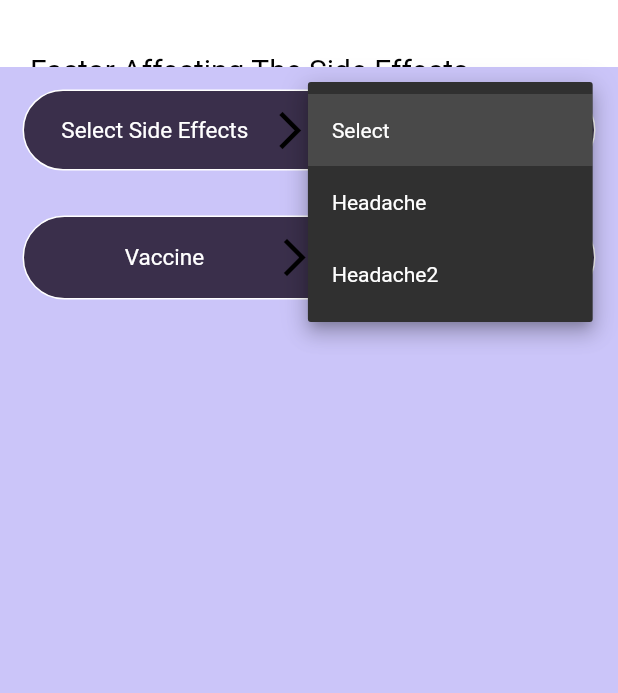
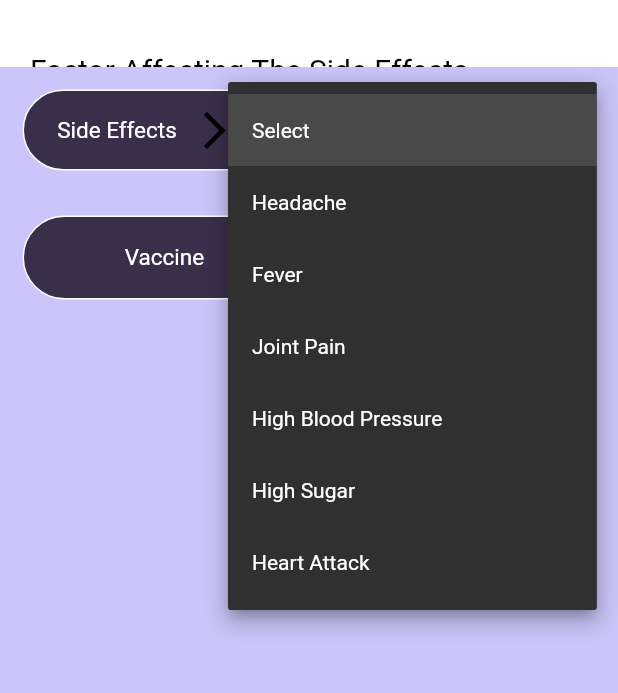
Before and after one commit to Rwishwajith/The-Shield, a Flutter app: the FactorAffectionScreen screen opened directly, after a tap on "Select", on a phone screen of 412 x 824 dp, the part 143-836 px from its top. Run offline on Flutter 3.47's test engine with Material 2 defaults, Android fonts, the phone set to English and light mode, and no system bars; our stand-ins replace cloud_firestore, firebase_auth, firebase_core, fl_chart, flutter_rating_bar, font_awesome_flutter and 6 more; missing offline and left inert: flutter_facebook_auth, is_first_run; accounts and stored records are empty.

Commit message:
Fixed Issues

```diff
--- a/the_shield/lib/main_menu/future_predictions/future_prediction.dart
+++ b/the_shield/lib/main_menu/future_predictions/future_prediction.dart
@@ -104,7 +104,7 @@ class _FuturePredictionScreenState
                               child: Column(
                                 children: [
                                   Padding(
-                                    padding: const EdgeInsets.only(top: 20.0, bottom: 20.0),
+                                    padding: const EdgeInsets.only(top: 10.0, bottom: 20.0, left: 10.0),
                                     child: Align(
                                       alignment: Alignment.topCenter,
                                       child: Text(
@@ -116,7 +116,7 @@ class _FuturePredictionScreenState
                                   Image(
                                     image: assetImage,
                                     width: 150,
-                                    height: 150,
+                                    height: 140,
                                   ),
 
                                 ],
--- a/the_shield/lib/main_menu/remedies/factor_affection.dart
+++ b/the_shield/lib/main_menu/remedies/factor_affection.dart
@@ -23,15 +23,20 @@ class _FactorAffectionScreenState extends State<FactorAffectionScreen> {
   var items = [
     'Select',
     'Headache',
-    'Headache2',
+    'Fever',
+    'Joint Pain',
+    'High Blood Pressure',
+    'High Sugar',
+    'Heart Attack',
   ];
 
   var items2 = [
     'Select',
     '1 Day',
-    '2 Days',
     '3 Days',
-    '4 Days',
+    '1 Week',
+    'More Than a Week',
+    'More Than a Month',
   ];
 
   List<dynamic> sideEffects = [
@@ -94,7 +99,7 @@ class _FactorAffectionScreenState extends State<FactorAffectionScreen> {
                         width: 10,
                       ),
                       Text(
-                        'Select Side Effects',
+                        'Side Effects',
                         style: TextStyle(color: Colors.white, fontSize: 15),
                       ),
                       Icon(
--- a/the_shield/lib/main_menu/remedies/simple_home_remedies.dart
+++ b/the_shield/lib/main_menu/remedies/simple_home_remedies.dart
@@ -24,15 +24,20 @@ class _SimpleHomeRemediesScreenState extends State<SimpleHomeRemediesScreen> {
   var items = [
     'Select',
     'Headache',
-    'Headache2',
+    'Fever',
+    'Joint Pain',
+    'High Blood Pressure',
+    'High Sugar',
+    'Heart Attack',
   ];
 
   var items2 = [
     'Select',
     '1 Day',
-    '2 Days',
     '3 Days',
-    '4 Days',
+    '1 Week',
+    'More Than a Week',
+    'More Than a Month',
   ];
 
   @override
@@ -103,7 +108,7 @@ class _SimpleHomeRemediesScreenState extends State<SimpleHomeRemediesScreen> {
                     width: 10,
                   ),
                   Text(
-                    'Select Side Effects',
+                    'Side Effects',
                     style: TextStyle(color: Colors.white, fontSize: 15),
                   ),
                   Icon(
--- a/the_shield/lib/main_menu/side_effect_monitoring/log_side_effects.dart
+++ b/the_shield/lib/main_menu/side_effect_monitoring/log_side_effects.dart
@@ -365,7 +365,7 @@ class _LogSideEffectsScreenState extends State<LogSideEffectsScreen> {
                           width: 10,
                         ),
                         Text(
-                          'SELECT SIDE EFFECT',
+                          'SIDE EFFECT',
                           style: TextStyle(color: Colors.white, fontSize: 15),
                         ),
                         Icon(
@@ -382,7 +382,7 @@ class _LogSideEffectsScreenState extends State<LogSideEffectsScreen> {
                           items: items.map((String items) {
                             return DropdownMenuItem(
                               value: items,
-                              child: Text(items),
+                              child: Flexible(child: Text(items)),
                             );
                           }).toList(),
                           onChanged: (String? newValue) {
--- a/the_shield/lib/main_menu/side_effect_monitoring/side_effect_monitoring.dart
+++ b/the_shield/lib/main_menu/side_effect_monitoring/side_effect_monitoring.dart
@@ -123,7 +123,7 @@ class _SideEffectMonitoringScreenState
                                   Image(
                                     image: assetImage,
                                     width: 150,
-                                    height: 150,
+                                    height: 140,
                                   ),
                                 ],
                               )),
```
Also changed, not shown: the_shield/lib/home_screen.dart (+5 -2 lines), the_shield/lib/main_menu/side_effect_monitoring/side_effect_history.dart (+6 -5 lines), the_shield/lib/main_menu/vaccine_compatibility.dart (+5 -2 lines).
